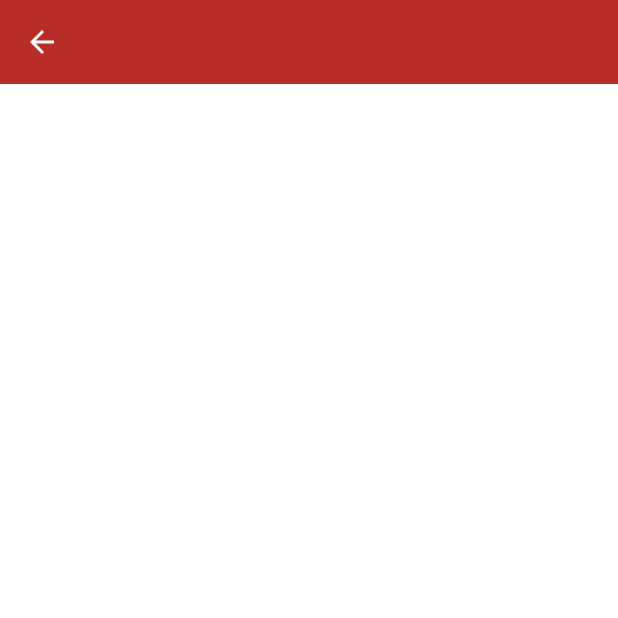
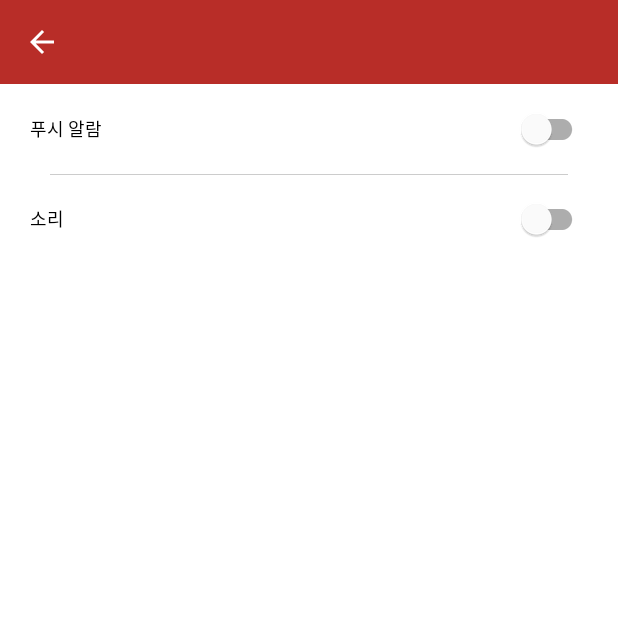
Before and after one commit to KNU-CSE-APP/Android, an Android app: the SettingActivity screen opened directly, with no data from a screen before it, on a phone screen of 412 x 824 dp, the top half of it. Run offline under Robolectric (Android 15) with nearby library versions, the phone set to English and light mode, and no system bars; our stand-ins replace data binding; 2 statements that could not run were skipped.

Commit message:
[#4] set switch in settingActivity

```diff
--- a/app/src/main/java/com/example/knucseapp/ui/mypage/Menuname.kt
+++ b/app/src/main/java/com/example/knucseapp/ui/mypage/Menuname.kt
@@ -3,5 +3,6 @@ package com.example.knucseapp.ui.mypage
 class Menuname {
     companion object {
         val grouplist = listOf("예약 내역", "제재 내역", "내가 쓴 글", "내가 쓴 댓글", "환경설정", "로그아웃")
+        val setting = listOf("푸시 알람", "소리")
     }
 }
--- a/app/src/main/java/com/example/knucseapp/ui/mypage/MyPageAdapter.kt
+++ b/app/src/main/java/com/example/knucseapp/ui/mypage/MyPageAdapter.kt
@@ -39,7 +39,7 @@ class Holder(val binding: MypageRecyclerBinding) : RecyclerView.ViewHolder(bindi
                 }
                 Menuname.grouplist[4] -> {
                     val intent = Intent(it.context, SettingActivity::class.java)
-                    intent.putExtra("menu_name", Menuname.grouplist[0])
+                    intent.putExtra("menu_name", Menuname.grouplist[4])
                     it.context.startActivity(intent)
                 }
             }
--- a/app/src/main/java/com/example/knucseapp/ui/mypage/MypageFragment.kt
+++ b/app/src/main/java/com/example/knucseapp/ui/mypage/MypageFragment.kt
@@ -26,15 +26,10 @@ class MypageFragment : Fragment() {
         return binding.root
     }
 
-    override fun onActivityCreated(savedInstanceState: Bundle?) {
-        super.onActivityCreated(savedInstanceState)
-        viewModel = ViewModelProvider(this).get(MypageViewModel::class.java)
-        // TODO: Use the ViewModel
-
-    }
 
     override fun onViewCreated(view: View, savedInstanceState: Bundle?) {
         super.onViewCreated(view, savedInstanceState)
+        viewModel = ViewModelProvider(this).get(MypageViewModel::class.java)
         loadMenu()
         var adapter = MyPageAdapter()
         adapter.menulist = menulist
--- a/app/src/main/java/com/example/knucseapp/ui/mypage/menu/SettingActivity.kt
+++ b/app/src/main/java/com/example/knucseapp/ui/mypage/menu/SettingActivity.kt
@@ -1,17 +1,23 @@
 package com.example.knucseapp.ui.mypage.menu
 
+import android.graphics.Color
 import androidx.appcompat.app.AppCompatActivity
 import android.os.Bundle
 import android.view.MenuItem
 import androidx.databinding.DataBindingUtil
+import androidx.recyclerview.widget.LinearLayoutManager
 import com.example.knucseapp.R
 import com.example.knucseapp.databinding.ActivityReservationHistoryBinding
 import com.example.knucseapp.databinding.ActivitySettingBinding
+import com.example.knucseapp.ui.mypage.Menuname
+import com.example.knucseapp.ui.mypage.MyPageAdapter
+import com.example.knucseapp.ui.mypage.MyPageMenu
 
 class SettingActivity : AppCompatActivity() {
     private lateinit var binding: ActivitySettingBinding
+    lateinit var menu_name: String
+    var setting_list = mutableListOf<String>()
 
-    lateinit var menu_name: String
     override fun onCreate(savedInstanceState: Bundle?) {
         super.onCreate(savedInstanceState)
         binding = DataBindingUtil.setContentView(this, R.layout.activity_setting)
@@ -19,6 +25,14 @@ class SettingActivity : AppCompatActivity() {
 
         menu_name = intent.getStringExtra("menu_name").toString()
         setToolbar()
+        loadMenu()
+        var adapter = SettingAdapter()
+        adapter.setting_list = setting_list
+
+        val decoration = com.example.knucseapp.ui.DividerItemDecoration(1f, 1f, Color.LTGRAY)
+        binding.settingRecycler.addItemDecoration(decoration)
+        binding.settingRecycler.adapter = adapter
+        binding.settingRecycler.layoutManager = LinearLayoutManager(this)
     }
 
     private fun setToolbar(){
@@ -38,4 +52,10 @@ class SettingActivity : AppCompatActivity() {
         }
         return super.onOptionsItemSelected(item)
     }
+
+    fun loadMenu(){
+        Menuname.setting.forEach { name ->
+            setting_list.add(name)
+        }
+    }
 }
--- /dev/null
+++ b/app/src/main/java/com/example/knucseapp/ui/mypage/menu/SettingAdapter.kt
@@ -0,0 +1,34 @@
+package com.example.knucseapp.ui.mypage.menu
+
+import android.content.Intent
+import android.view.LayoutInflater
+import android.view.ViewGroup
+import android.widget.Toast
+import androidx.recyclerview.widget.RecyclerView
+import com.example.knucseapp.databinding.MypageRecyclerBinding
+import com.example.knucseapp.databinding.SettingRecyclerBinding
+import com.example.knucseapp.ui.mypage.Menuname
+import com.example.knucseapp.ui.mypage.MyPageMenu
+
+class SettingAdapter : RecyclerView.Adapter<Holder>() {
+    var setting_list = mutableListOf<String>()
+    override fun onCreateViewHolder(parent: ViewGroup, viewType: Int): Holder {
+        val binding = SettingRecyclerBinding.inflate(LayoutInflater.from(parent.context), parent, false)
+        return Holder(binding)
+    }
+
+    override fun onBindViewHolder(holder: Holder, position: Int) {
+        val menu = setting_list.get(position)
+        holder.setSetting(menu)
+    }
+
+    override fun getItemCount(): Int {
+        return setting_list.size
+    }
+}
+
+class Holder(val binding: SettingRecyclerBinding) : RecyclerView.ViewHolder(binding.root) {
+    fun setSetting(item: String){
+        binding.settingText.text = item
+    }
+}
--- a/app/src/main/res/layout/activity_setting.xml
+++ b/app/src/main/res/layout/activity_setting.xml
@@ -22,5 +22,14 @@
                 style="@style/toolbar_textstyle"/>
         </androidx.appcompat.widget.Toolbar>
 
+        <androidx.recyclerview.widget.RecyclerView
+            android:id="@+id/settingRecycler"
+            android:layout_width="0dp"
+            android:layout_height="0dp"
+            app:layout_constraintBottom_toBottomOf="parent"
+            app:layout_constraintEnd_toEndOf="parent"
+            app:layout_constraintStart_toStartOf="parent"
+            app:layout_constraintTop_toBottomOf="@id/toolbar" />
+
     </androidx.constraintlayout.widget.ConstraintLayout>
 </layout>
--- /dev/null
+++ b/app/src/main/res/layout/setting_recycler.xml
@@ -0,0 +1,28 @@
+<?xml version="1.0" encoding="utf-8"?>
+<layout xmlns:android="http://schemas.android.com/apk/res/android">
+    <data>
+
+    </data>
+
+    <LinearLayout
+        android:layout_width="match_parent"
+        android:layout_height="60dp"
+        android:gravity="center_vertical"
+        android:orientation="horizontal">
+
+        <TextView
+            android:id="@+id/setting_text"
+            style="@style/menu_textstyle"
+            android:layout_width="0dp"
+            android:layout_height="wrap_content"
+            android:layout_marginStart="20dp"
+            android:layout_weight="5"
+            android:text="Title" />
+
+        <com.google.android.material.switchmaterial.SwitchMaterial
+            android:id="@+id/setting_switch"
+            android:layout_width="wrap_content"
+            android:layout_height="wrap_content"
+            android:layout_marginEnd="20dp"/>
+    </LinearLayout>
+</layout>
```
